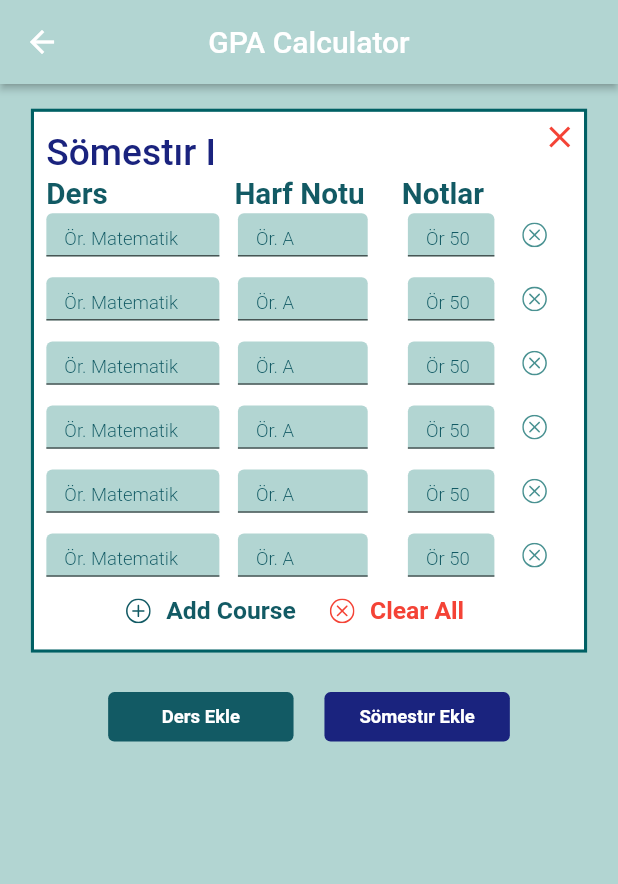
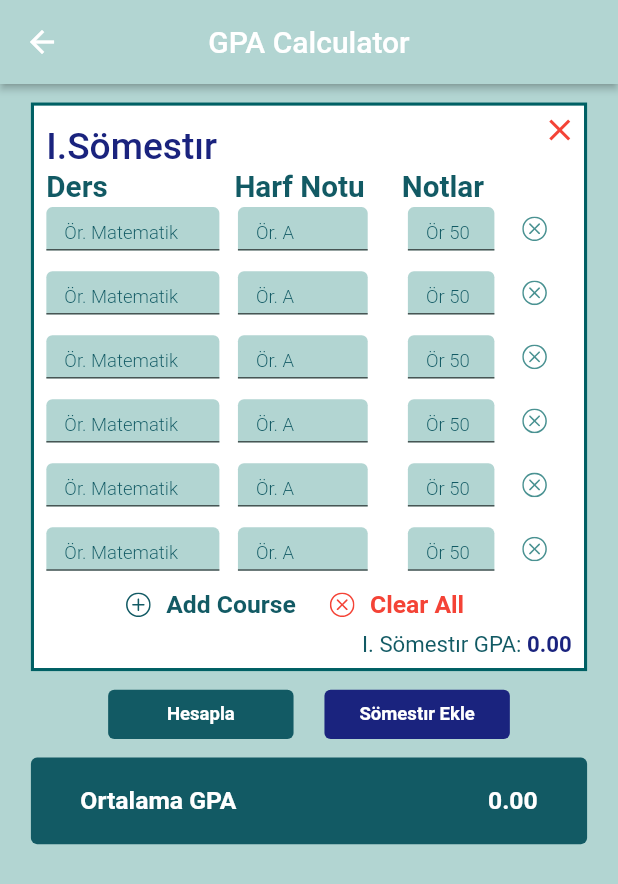
Before and after one commit to oakarakum/hachat, a Flutter app: the GpaCalcPage screen opened by its route, on a phone screen of 412 x 824 dp. Shown: the top 884 px of the screen. Run offline on Flutter 3.47's test engine with Material 2 defaults, Android fonts, the light colour scheme and no system bars; our stand-ins replace animate_do, curved_navigation_bar, flutter_svg, get, google_fonts, responsive_sizer; statements that could not run were skipped.

Commit message:
gözden geçirme 2

```diff
--- a/lib/app/ui/pages/gpacalc_page.dart
+++ b/lib/app/ui/pages/gpacalc_page.dart
@@ -39,9 +39,9 @@ class GpaCalcPage extends GetView<GpaCalcController> {
               ), */
               Container(
                 //beyaz kont
-                height: 44.h,
+                height: 46.h,
                 width: 100.w,
-                margin: EdgeInsets.symmetric(vertical: 2.h),
+                margin: EdgeInsets.symmetric(vertical: 1.5.h),
                 decoration: BoxDecoration(
                     color: Color(0xffFFFFFF),
                     border: Border.all(width: 0.5.w, color: Color(0xff006064))),
@@ -52,7 +52,7 @@ class GpaCalcPage extends GetView<GpaCalcController> {
                       children: [
                         Padding(
                           padding: EdgeInsets.only(left: 2.w, top: 1.5.h),
-                          child: Text("Sömestır I",
+                          child: Text("I.Sömestır ",
                               style: TextStyle(
                                   color: Color(0xff1a237e),
                                   fontSize: 3.h,
@@ -225,13 +225,29 @@ class GpaCalcPage extends GetView<GpaCalcController> {
                           ),
                         ],
                       ),
+                    ),
+                    Padding(
+                      padding: EdgeInsets.only(right: 2.w,top: 1.h),
+                      child: Row(
+                        mainAxisAlignment: MainAxisAlignment.end,
+                        children: [
+                          Text("I. Sömestır GPA: ",
+                            style: TextStyle(
+                                color: Color(0xff125a64),
+                                fontSize: 1.8.h,
+                                fontWeight: FontWeight.w400)),
+                          Text("0.00",
+                            style: TextStyle(
+                                color: Color(0xff1a237e),
+                                fontSize: 1.8.h,
+                                fontWeight: FontWeight.w600))
+                        ],
+                      ),
                     )
                   ],
                 ),
               ),
-              Padding(
-                padding: EdgeInsets.only(top: 1.2.h),
-                child: Row(
+              Row(
                 mainAxisAlignment: MainAxisAlignment.center,
                 children: [
                   Container(
@@ -242,7 +258,7 @@ class GpaCalcPage extends GetView<GpaCalcController> {
                         borderRadius: BorderRadius.circular(1.w)),
                     child: Center(
                       child: Text(
-                          "Ders Ekle",
+                        "Hesapla",
                         style: TextStyle(
                             color: Color(0xffFFFFFF),
                             fontSize: 1.5.h,
@@ -269,6 +285,34 @@ class GpaCalcPage extends GetView<GpaCalcController> {
                   ),
                 ],
               ),
+              Container(
+                height: 7.h,
+                width: 100.w,
+                margin: EdgeInsets.only(top: 1.5.h),
+                decoration: BoxDecoration(
+                          color: Color(0xff125a64),
+                          borderRadius: BorderRadius.circular(1.w)),
+                          child: Center(
+                            child: Padding(
+                              padding: EdgeInsets.symmetric(horizontal: 8.w),
+                              child: Row(
+                                mainAxisAlignment: MainAxisAlignment.spaceBetween,
+                                children: [
+                                  Text("Ortalama GPA",
+                          style: TextStyle(
+                              color: Color(0xffFFFFFF),
+                              fontSize: 2.h,
+                              fontWeight: FontWeight.w700)),
+                                  Text("0.00",
+                          style: TextStyle(
+                              color: Color(0xffFFFFFF),
+                              fontSize: 2.h,
+                              fontWeight: FontWeight.w700)),
+
+                                ],
+                              ),
+                            ),
+                          ),
               )
             ],
           ),
```
Lines whose indentation alone changed are shown as unchanged.
